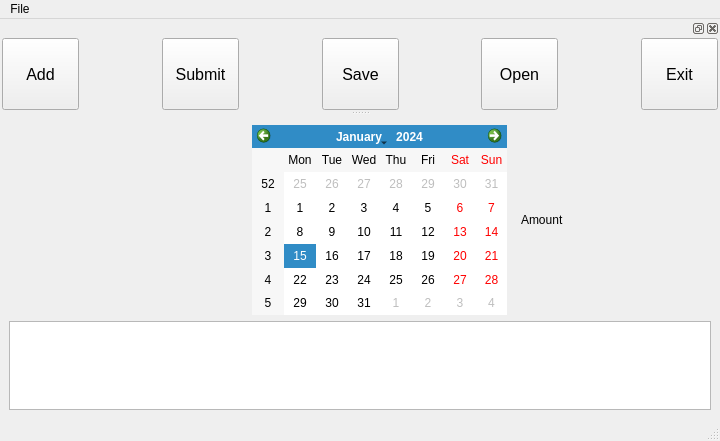
Before: the Qt Designer form src/MainWindow.ui in kermitmei/AK101, drawn with Qt 5.
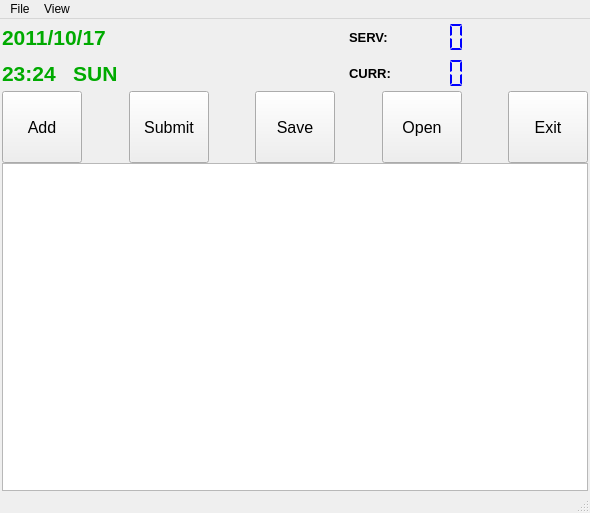
After: the same form once the commit is applied. Icons and pictures are not drawn.

```diff
--- a/src/MainWindow.ui
+++ b/src/MainWindow.ui
@@ -6,8 +6,8 @@
    <rect>
     <x>0</x>
     <y>0</y>
-    <width>720</width>
-    <height>441</height>
+    <width>590</width>
+    <height>513</height>
    </rect>
   </property>
   <property name="minimumSize">
@@ -35,104 +35,454 @@
    <bool>false</bool>
   </property>
   <widget class="QWidget" name="centralwidget">
-   <layout class="QGridLayout" name="gridLayout_3">
+   <layout class="QGridLayout" name="gridLayout_2">
+    <property name="leftMargin">
+     <number>2</number>
+    </property>
+    <property name="topMargin">
+     <number>0</number>
+    </property>
+    <property name="rightMargin">
+     <number>2</number>
+    </property>
+    <property name="bottomMargin">
+     <number>0</number>
+    </property>
+    <property name="horizontalSpacing">
+     <number>1</number>
+    </property>
+    <property name="verticalSpacing">
+     <number>0</number>
+    </property>
     <item row="0" column="0">
      <layout class="QGridLayout" name="gridLayout">
+      <property name="sizeConstraint">
+       <enum>QLayout::SetNoConstraint</enum>
+      </property>
+      <property name="spacing">
+       <number>0</number>
+      </property>
       <item row="0" column="0">
-       <widget class="QLabel" name="m_logoLabel">
-        <property name="minimumSize">
-         <size>
-          <width>230</width>
-          <height>190</height>
-         </size>
-        </property>
-        <property name="maximumSize">
-         <size>
-          <width>230</width>
-          <height>190</height>
-         </size>
+       <widget class="QLabel" name="m_dateLabel">
+        <property name="font">
+         <font>
+          <pointsize>16</pointsize>
+          <weight>75</weight>
+          <bold>true</bold>
+         </font>
         </property>
         <property name="styleSheet">
-         <string notr="true">border-image: url(:/szdiy_logo.png);</string>
+         <string notr="true">color: rgb(0, 170, 0);</string>
         </property>
         <property name="text">
-         <string/>
+         <string>2011/10/17</string>
         </property>
        </widget>
       </item>
-      <item row="0" column="1">
-       <spacer name="m_horizontalSpacer_2">
-        <property name="orientation">
-         <enum>Qt::Horizontal</enum>
-        </property>
-        <property name="sizeHint" stdset="0">
-         <size>
-          <width>20</width>
-          <height>20</height>
-         </size>
-        </property>
-       </spacer>
-      </item>
       <item row="0" column="2">
-       <widget class="QCalendarWidget" name="m_calendarWidget">
-        <property name="minimumSize">
-         <size>
-          <width>255</width>
-          <height>190</height>
-         </size>
-        </property>
+       <widget class="QLabel" name="label">
         <property name="maximumSize">
          <size>
-          <width>280</width>
-          <height>190</height>
+          <width>89</width>
+          <height>16777215</height>
          </size>
         </property>
+        <property name="font">
+         <font>
+          <pointsize>10</pointsize>
+          <weight>75</weight>
+          <bold>true</bold>
+         </font>
+        </property>
+        <property name="text">
+         <string>SERV:</string>
+        </property>
        </widget>
       </item>
       <item row="0" column="3">
-       <spacer name="m_horizontalSpacer">
+       <widget class="QLCDNumber" name="m_submitLcdNumber">
+        <property name="minimumSize">
+         <size>
+          <width>80</width>
+          <height>36</height>
+         </size>
+        </property>
+        <property name="maximumSize">
+         <size>
+          <width>80</width>
+          <height>36</height>
+         </size>
+        </property>
+        <property name="font">
+         <font>
+          <pointsize>12</pointsize>
+          <weight>75</weight>
+          <italic>false</italic>
+          <bold>true</bold>
+         </font>
+        </property>
+        <property name="styleSheet">
+         <string notr="true">color: rgb(0, 0, 255);</string>
+        </property>
+        <property name="lineWidth">
+         <number>0</number>
+        </property>
+        <property name="midLineWidth">
+         <number>0</number>
+        </property>
+        <property name="smallDecimalPoint">
+         <bool>true</bool>
+        </property>
+        <property name="numDigits">
+         <number>4</number>
+        </property>
+        <property name="digitCount">
+         <number>4</number>
+        </property>
+        <property name="mode">
+         <enum>QLCDNumber::Dec</enum>
+        </property>
+        <property name="segmentStyle">
+         <enum>QLCDNumber::Flat</enum>
+        </property>
+        <property name="value" stdset="0">
+         <double>0.000000000000000</double>
+        </property>
+        <property name="intValue" stdset="0">
+         <number>0</number>
+        </property>
+       </widget>
+      </item>
+      <item row="1" column="0">
+       <widget class="QLabel" name="m_timeDayLabel">
+        <property name="font">
+         <font>
+          <pointsize>16</pointsize>
+          <weight>75</weight>
+          <bold>true</bold>
+         </font>
+        </property>
+        <property name="styleSheet">
+         <string notr="true">color: rgb(0, 170, 0);</string>
+        </property>
+        <property name="text">
+         <string>23:24   SUN</string>
+        </property>
+       </widget>
+      </item>
+      <item row="1" column="3">
+       <widget class="QLCDNumber" name="m_amountLcdNumber">
+        <property name="minimumSize">
+         <size>
+          <width>80</width>
+          <height>36</height>
+         </size>
+        </property>
+        <property name="maximumSize">
+         <size>
+          <width>80</width>
+          <height>36</height>
+         </size>
+        </property>
+        <property name="font">
+         <font>
+          <pointsize>12</pointsize>
+          <weight>75</weight>
+          <italic>false</italic>
+          <bold>true</bold>
+         </font>
+        </property>
+        <property name="styleSheet">
+         <string notr="true">color: rgb(0, 0, 255);</string>
+        </property>
+        <property name="lineWidth">
+         <number>0</number>
+        </property>
+        <property name="midLineWidth">
+         <number>0</number>
+        </property>
+        <property name="smallDecimalPoint">
+         <bool>true</bool>
+        </property>
+        <property name="numDigits">
+         <number>4</number>
+        </property>
+        <property name="digitCount">
+         <number>4</number>
+        </property>
+        <property name="mode">
+         <enum>QLCDNumber::Dec</enum>
+        </property>
+        <property name="segmentStyle">
+         <enum>QLCDNumber::Flat</enum>
+        </property>
+        <property name="value" stdset="0">
+         <double>0.000000000000000</double>
+        </property>
+        <property name="intValue" stdset="0">
+         <number>0</number>
+        </property>
+       </widget>
+      </item>
+      <item row="0" column="1">
+       <spacer name="horizontalSpacer">
         <property name="orientation">
          <enum>Qt::Horizontal</enum>
         </property>
         <property name="sizeHint" stdset="0">
          <size>
-          <width>20</width>
+          <width>40</width>
           <height>20</height>
          </size>
         </property>
        </spacer>
       </item>
-      <item row="0" column="4">
-       <widget class="QLabel" name="m_amountLabel">
-        <property name="minimumSize">
+      <item row="1" column="1">
+       <spacer name="horizontalSpacer_5">
+        <property name="orientation">
+         <enum>Qt::Horizontal</enum>
+        </property>
+        <property name="sizeHint" stdset="0">
          <size>
-          <width>190</width>
-          <height>190</height>
+          <width>40</width>
+          <height>20</height>
          </size>
         </property>
+       </spacer>
+      </item>
+      <item row="1" column="2">
+       <widget class="QLabel" name="label_2">
         <property name="maximumSize">
          <size>
-          <width>190</width>
-          <height>190</height>
+          <width>121</width>
+          <height>16777215</height>
          </size>
         </property>
+        <property name="font">
+         <font>
+          <pointsize>10</pointsize>
+          <weight>75</weight>
+          <bold>true</bold>
+         </font>
+        </property>
         <property name="text">
-         <string>Amount</string>
+         <string>CURR:</string>
         </property>
        </widget>
       </item>
-      <item row="1" column="0" colspan="5">
-       <widget class="QTableView" name="m_memberView">
+     </layout>
+    </item>
+    <item row="0" column="1">
+     <widget class="QLabel" name="m_logoLabel">
+      <property name="minimumSize">
+       <size>
+        <width>116</width>
+        <height>72</height>
+       </size>
+      </property>
+      <property name="maximumSize">
+       <size>
+        <width>117</width>
+        <height>72</height>
+       </size>
+      </property>
+      <property name="styleSheet">
+       <string notr="true">border-image: url(:/szdiy_logo.png);</string>
+      </property>
+      <property name="text">
+       <string/>
+      </property>
+     </widget>
+    </item>
+    <item row="1" column="0" colspan="2">
+     <layout class="QHBoxLayout" name="horizontalLayout">
+      <property name="spacing">
+       <number>0</number>
+      </property>
+      <item>
+       <widget class="QPushButton" name="m_addBtn">
         <property name="minimumSize">
          <size>
-          <width>700</width>
-          <height>75</height>
+          <width>72</width>
+          <height>72</height>
          </size>
         </property>
+        <property name="font">
+         <font>
+          <pointsize>12</pointsize>
+         </font>
+        </property>
+        <property name="focusPolicy">
+         <enum>Qt::NoFocus</enum>
+        </property>
+        <property name="autoFillBackground">
+         <bool>false</bool>
+        </property>
+        <property name="text">
+         <string>Add</string>
+        </property>
        </widget>
       </item>
+      <item>
+       <spacer name="horizontalSpacer_1">
+        <property name="orientation">
+         <enum>Qt::Horizontal</enum>
+        </property>
+        <property name="sizeHint" stdset="0">
+         <size>
+          <width>40</width>
+          <height>20</height>
+         </size>
+        </property>
+       </spacer>
+      </item>
+      <item>
+       <widget class="QPushButton" name="m_submitBtn">
+        <property name="minimumSize">
+         <size>
+          <width>72</width>
+          <height>72</height>
+         </size>
+        </property>
+        <property name="font">
+         <font>
+          <pointsize>12</pointsize>
+         </font>
+        </property>
+        <property name="focusPolicy">
+         <enum>Qt::NoFocus</enum>
+        </property>
+        <property name="autoFillBackground">
+         <bool>false</bool>
+        </property>
+        <property name="text">
+         <string>Submit</string>
+        </property>
+       </widget>
+      </item>
+      <item>
+       <spacer name="horizontalSpacer_2">
+        <property name="orientation">
+         <enum>Qt::Horizontal</enum>
+        </property>
+        <property name="sizeHint" stdset="0">
+         <size>
+          <width>40</width>
+          <height>20</height>
+         </size>
+        </property>
+       </spacer>
+      </item>
+      <item>
+       <widget class="QPushButton" name="m_saveBtn">
+        <property name="minimumSize">
+         <size>
+          <width>72</width>
+          <height>72</height>
+         </size>
+        </property>
+        <property name="font">
+         <font>
+          <pointsize>12</pointsize>
+         </font>
+        </property>
+        <property name="focusPolicy">
+         <enum>Qt::NoFocus</enum>
+        </property>
+        <property name="autoFillBackground">
+         <bool>false</bool>
+        </property>
+        <property name="text">
+         <string>Save</string>
+        </property>
+       </widget>
+      </item>
+      <item>
+       <spacer name="horizontalSpacer_3">
+        <property name="orientation">
+         <enum>Qt::Horizontal</enum>
+        </property>
+        <property name="sizeHint" stdset="0">
+         <size>
+          <width>40</width>
+          <height>20</height>
+         </size>
+        </property>
+       </spacer>
+      </item>
+      <item>
+       <widget class="QPushButton" name="m_openBtn">
+        <property name="minimumSize">
+         <size>
+          <width>72</width>
+          <height>72</height>
+         </size>
+        </property>
+        <property name="font">
+         <font>
+          <pointsize>12</pointsize>
+         </font>
+        </property>
+        <property name="focusPolicy">
+         <enum>Qt::NoFocus</enum>
+        </property>
+        <property name="autoFillBackground">
+         <bool>false</bool>
+        </property>
+        <property name="text">
+         <string>Open</string>
+        </property>
+       </widget>
+      </item>
+      <item>
+       <spacer name="horizontalSpacer_4">
+        <property name="orientation">
+         <enum>Qt::Horizontal</enum>
+        </property>
+        <property name="sizeHint" stdset="0">
+         <size>
+          <width>40</width>
+          <height>20</height>
+         </size>
+        </property>
+       </spacer>
+      </item>
+      <item>
+       <widget class="QPushButton" name="m_exitBtn">
+        <property name="minimumSize">
+         <size>
+          <width>72</width>
+          <height>72</height>
+         </size>
+        </property>
+        <property name="font">
+         <font>
+          <pointsize>12</pointsize>
+         </font>
+        </property>
+        <property name="focusPolicy">
+         <enum>Qt::NoFocus</enum>
+        </property>
+        <property name="autoFillBackground">
+         <bool>false</bool>
+        </property>
+        <property name="text">
+         <string>Exit</string>
+        </property>
+       </widget>
+      </item>
      </layout>
     </item>
+    <item row="2" column="0" colspan="2">
+     <widget class="QTableView" name="m_memberView">
+      <property name="minimumSize">
+       <size>
+        <width>300</width>
+        <height>75</height>
+       </size>
+      </property>
+     </widget>
+    </item>
    </layout>
   </widget>
   <widget class="QMenuBar" name="menubar">
@@ -140,7 +490,7 @@
     <rect>
      <x>0</x>
      <y>0</y>
-     <width>720</width>
+     <width>590</width>
      <height>26</height>
     </rect>
    </property>
@@ -155,211 +505,16 @@
     <addaction name="separator"/>
     <addaction name="m_exitAction"/>
    </widget>
+   <widget class="QMenu" name="menuView">
+    <property name="title">
+     <string>View</string>
+    </property>
+    <addaction name="m_fullScreenAction"/>
+   </widget>
    <addaction name="menuFile"/>
+   <addaction name="menuView"/>
   </widget>
   <widget class="QStatusBar" name="statusbar"/>
-  <widget class="QDockWidget" name="dockWidget_2">
-   <attribute name="dockWidgetArea">
-    <number>4</number>
-   </attribute>
-   <widget class="QWidget" name="dockWidgetContents_2">
-    <property name="layoutDirection">
-     <enum>Qt::LeftToRight</enum>
-    </property>
-    <layout class="QGridLayout" name="gridLayout_2">
-     <property name="sizeConstraint">
-      <enum>QLayout::SetNoConstraint</enum>
-     </property>
-     <property name="leftMargin">
-      <number>2</number>
-     </property>
-     <property name="topMargin">
-      <number>0</number>
-     </property>
-     <property name="rightMargin">
-      <number>2</number>
-     </property>
-     <property name="bottomMargin">
-      <number>0</number>
-     </property>
-     <property name="spacing">
-      <number>0</number>
-     </property>
-     <item row="0" column="0">
-      <widget class="QPushButton" name="m_addBtn">
-       <property name="minimumSize">
-        <size>
-         <width>72</width>
-         <height>72</height>
-        </size>
-       </property>
-       <property name="font">
-        <font>
-         <pointsize>12</pointsize>
-        </font>
-       </property>
-       <property name="focusPolicy">
-        <enum>Qt::NoFocus</enum>
-       </property>
-       <property name="autoFillBackground">
-        <bool>false</bool>
-       </property>
-       <property name="text">
-        <string>Add</string>
-       </property>
-      </widget>
-     </item>
-     <item row="0" column="1">
-      <spacer name="horizontalSpacer">
-       <property name="orientation">
-        <enum>Qt::Horizontal</enum>
-       </property>
-       <property name="sizeHint" stdset="0">
-        <size>
-         <width>86</width>
-         <height>20</height>
-        </size>
-       </property>
-      </spacer>
-     </item>
-     <item row="0" column="2">
-      <widget class="QPushButton" name="m_submitBtn">
-       <property name="minimumSize">
-        <size>
-         <width>72</width>
-         <height>72</height>
-        </size>
-       </property>
-       <property name="font">
-        <font>
-         <pointsize>12</pointsize>
-        </font>
-       </property>
-       <property name="focusPolicy">
-        <enum>Qt::NoFocus</enum>
-       </property>
-       <property name="autoFillBackground">
-        <bool>false</bool>
-       </property>
-       <property name="text">
-        <string>Submit</string>
-       </property>
-      </widget>
-     </item>
-     <item row="0" column="3">
-      <spacer name="horizontalSpacer_2">
-       <property name="orientation">
-        <enum>Qt::Horizontal</enum>
-       </property>
-       <property name="sizeHint" stdset="0">
-        <size>
-         <width>86</width>
-         <height>20</height>
-        </size>
-       </property>
-      </spacer>
-     </item>
-     <item row="0" column="4">
-      <widget class="QPushButton" name="m_saveBtn">
-       <property name="minimumSize">
-        <size>
-         <width>72</width>
-         <height>72</height>
-        </size>
-       </property>
-       <property name="font">
-        <font>
-         <pointsize>12</pointsize>
-        </font>
-       </property>
-       <property name="focusPolicy">
-        <enum>Qt::NoFocus</enum>
-       </property>
-       <property name="autoFillBackground">
-        <bool>false</bool>
-       </property>
-       <property name="text">
-        <string>Save</string>
-       </property>
-      </widget>
-     </item>
-     <item row="0" column="5">
-      <spacer name="horizontalSpacer_3">
-       <property name="orientation">
-        <enum>Qt::Horizontal</enum>
-       </property>
-       <property name="sizeHint" stdset="0">
-        <size>
-         <width>85</width>
-         <height>20</height>
-        </size>
-       </property>
-      </spacer>
-     </item>
-     <item row="0" column="6">
-      <widget class="QPushButton" name="m_openBtn">
-       <property name="minimumSize">
-        <size>
-         <width>72</width>
-         <height>72</height>
-        </size>
-       </property>
-       <property name="font">
-        <font>
-         <pointsize>12</pointsize>
-        </font>
-       </property>
-       <property name="focusPolicy">
-        <enum>Qt::NoFocus</enum>
-       </property>
-       <property name="autoFillBackground">
-        <bool>false</bool>
-       </property>
-       <property name="text">
-        <string>Open</string>
-       </property>
-      </widget>
-     </item>
-     <item row="0" column="7">
-      <spacer name="horizontalSpacer_4">
-       <property name="orientation">
-        <enum>Qt::Horizontal</enum>
-       </property>
-       <property name="sizeHint" stdset="0">
-        <size>
-         <width>86</width>
-         <height>20</height>
-        </size>
-       </property>
-      </spacer>
-     </item>
-     <item row="0" column="8">
-      <widget class="QPushButton" name="m_exitBtn">
-       <property name="minimumSize">
-        <size>
-         <width>72</width>
-         <height>72</height>
-        </size>
-       </property>
-       <property name="font">
-        <font>
-         <pointsize>12</pointsize>
-        </font>
-       </property>
-       <property name="focusPolicy">
-        <enum>Qt::NoFocus</enum>
-       </property>
-       <property name="autoFillBackground">
-        <bool>false</bool>
-       </property>
-       <property name="text">
-        <string>Exit</string>
-       </property>
-      </widget>
-     </item>
-    </layout>
-   </widget>
-  </widget>
   <action name="m_openAction">
    <property name="text">
     <string>Open</string>
```
Left out of the diff: 8 changed lines with no effect on the pictures.
